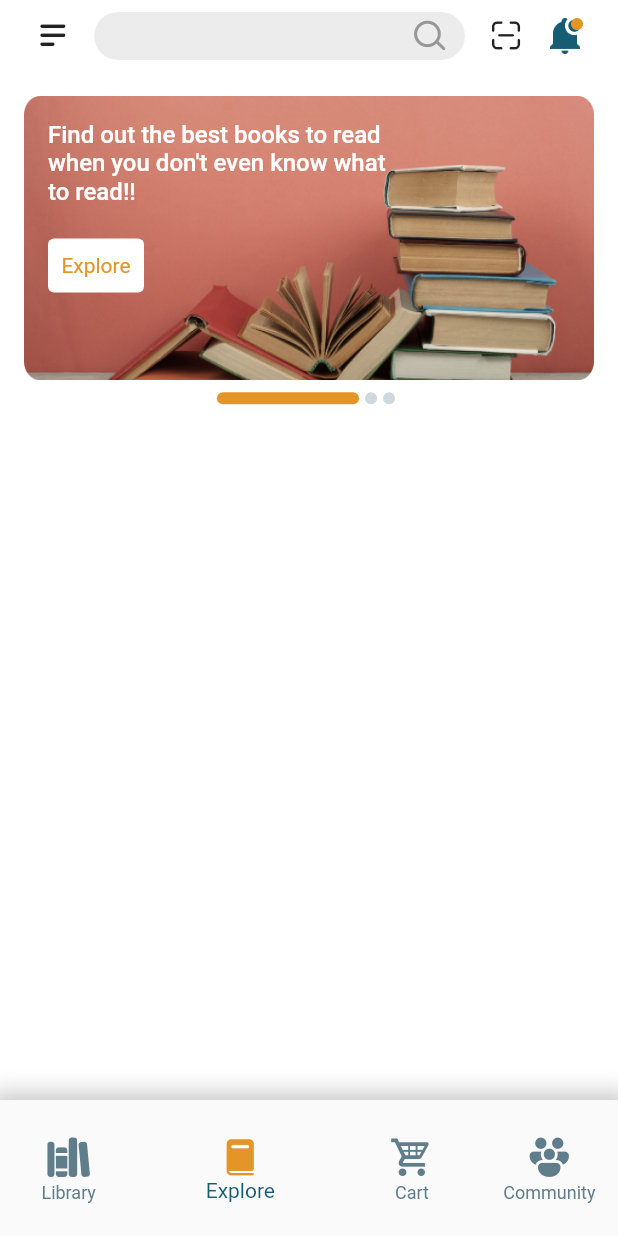
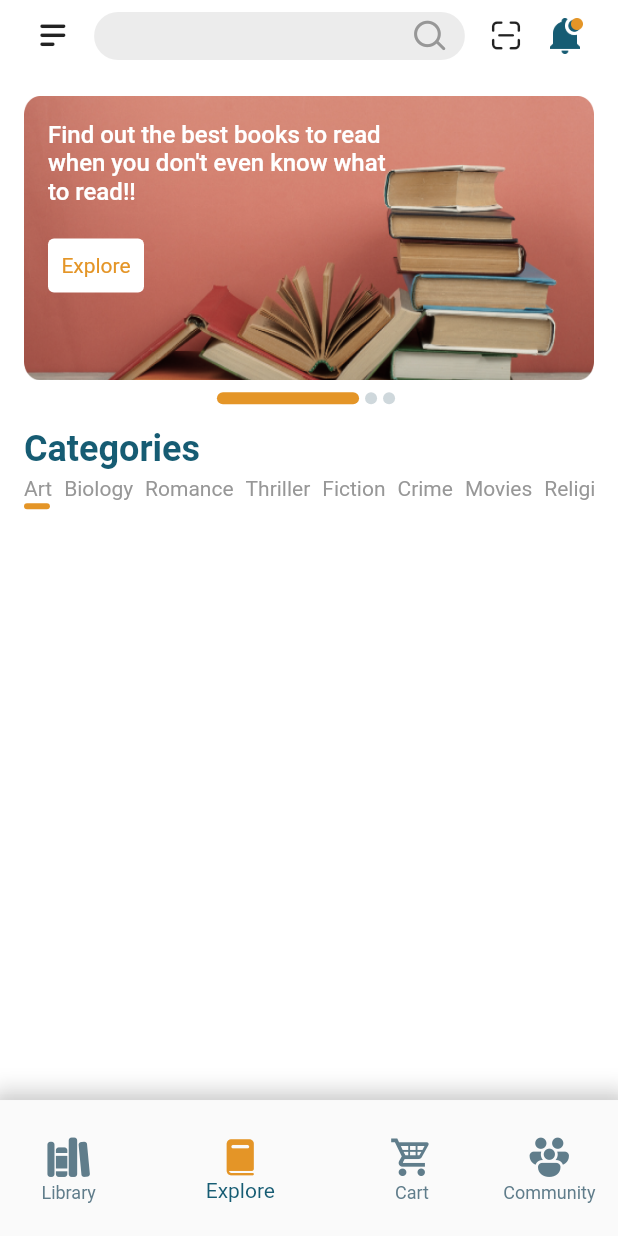
Before and after one commit to PouyAium/book_store, a Flutter app: the screen it shows after launch, item 2 of the bottom bar chosen, on a phone screen of 412 x 824 dp. Run offline on Flutter 3.47's test engine with Material 2 defaults, Android fonts, the phone set to English and light mode, and no system bars; drawn by our look-alikes of carousel_slider; our stand-ins replace dotted_border.

Commit message:
creating categories titles in explore screen

```diff
--- /dev/null
+++ b/lib/app/mock/categories.dart
@@ -0,0 +1,18 @@
+enum Categories {
+  art,
+  biology,
+  romance,
+  thriller,
+  fiction,
+  crime,
+  movies,
+  religious,
+}
+
+extension Capital on Categories {
+  String toUpperCase() => name.replaceRange(
+        0,
+        1,
+        name.substring(0, 1).toUpperCase(),
+      );
+}
--- a/lib/app/pages/explore/explore.dart
+++ b/lib/app/pages/explore/explore.dart
@@ -1,4 +1,7 @@
+import 'package:book_store/app/mock/categories.dart';
+import 'package:book_store/app/pages/explore/widgets/categories_list.dart';
 import 'package:book_store/app/pages/explore/widgets/poster.dart';
+import 'package:book_store/app/res/colors.dart';
 import 'package:book_store/app/res/dimensions.dart';
 import 'package:book_store/app/widgets/custom_app_bar.dart';
 import 'package:flutter/material.dart';
@@ -14,6 +17,7 @@ class ExplorePage extends StatefulWidget {
 
 class _ExplorePageState extends State<ExplorePage> {
   int sliderIndex = 0;
+  int categoryIndex = 0;
 
   @override
   Widget build(BuildContext context) {
@@ -24,7 +28,9 @@ class _ExplorePageState extends State<ExplorePage> {
         //* Custom App Bar
         SliverPadding(
           padding: const EdgeInsets.symmetric(
-              horizontal: Dimensions.small, vertical: Dimensions.small),
+            horizontal: Dimensions.small,
+            vertical: Dimensions.small,
+          ),
           sliver: SliverToBoxAdapter(
             child: CustomAppBar(size: size, flag: false),
           ),
@@ -53,6 +59,49 @@ class _ExplorePageState extends State<ExplorePage> {
             size: size,
           ),
         ),
+
+        const SliverPadding(
+          padding: EdgeInsets.only(
+            left: Dimensions.normal,
+            top: Dimensions.normal,
+          ),
+          sliver: SliverToBoxAdapter(
+            child: Text(
+              'Categories',
+              style: TextStyle(
+                color: AppColors.secondary,
+                fontSize: Dimensions.large,
+                fontWeight: FontWeight.bold,
+              ),
+            ),
+          ),
+        ),
+
+        //* Categories titles
+        SliverPadding(
+          padding: const EdgeInsets.symmetric(
+              horizontal: Dimensions.normal, vertical: Dimensions.xSmall),
+          sliver: SliverToBoxAdapter(
+            child: SizedBox(
+              height: size.height * 0.04,
+              child: ListView.builder(
+                scrollDirection: Axis.horizontal,
+                itemCount: Categories.values.length,
+                physics: const BouncingScrollPhysics(),
+                shrinkWrap: true,
+                itemBuilder: (BuildContext context, int index) {
+                  return CategoriesList(
+                    index: index,
+                    categoryIndex: categoryIndex,
+                    onTap: () => setState(
+                      () => categoryIndex = index,
+                    ),
+                  );
+                },
+              ),
+            ),
+          ),
+        ),
       ],
     );
   }
--- /dev/null
+++ b/lib/app/pages/explore/widgets/categories_list.dart
@@ -0,0 +1,73 @@
+import 'package:book_store/app/mock/categories.dart';
+import 'package:book_store/app/res/colors.dart';
+import 'package:book_store/app/res/dimensions.dart';
+import 'package:flutter/material.dart';
+
+class CategoriesList extends StatelessWidget {
+  const CategoriesList({
+    super.key,
+    required this.index,
+    required this.categoryIndex,
+    required this.onTap,
+  });
+
+  final int index;
+  final int categoryIndex;
+  final VoidCallback onTap;
+
+  @override
+  Widget build(BuildContext context) {
+    return InkWell(
+      overlayColor: const MaterialStatePropertyAll(AppColors.white),
+      onTap: onTap,
+      child: Column(
+        crossAxisAlignment: CrossAxisAlignment.start,
+        children: [
+          Padding(
+            padding: const EdgeInsets.only(
+              right: Dimensions.small,
+            ),
+            child: Text(
+              Categories.values[index].toUpperCase(),
+              style: const TextStyle(
+                color: AppColors.grey,
+              ),
+            ),
+          ),
+          if (categoryIndex == index)
+            Container(
+              margin: const EdgeInsets.only(
+                top: Dimensions.xxSmall,
+              ),
+              height: Dimensions.xSmall,
+              width: _textSize(
+                Categories.values[index].name,
+                const TextStyle(
+                  color: AppColors.grey,
+                ),
+              ).width,
+              decoration: BoxDecoration(
+                color: AppColors.primary,
+                borderRadius: BorderRadius.circular(
+                  Dimensions.normal,
+                ),
+              ),
+            ),
+        ],
+      ),
+    );
+  }
+
+  //* Get size of categories titles
+  Size _textSize(String text, TextStyle textStyle) {
+    final TextPainter textPainter = TextPainter(
+      text: TextSpan(text: text, style: textStyle),
+      maxLines: 1,
+      textDirection: TextDirection.ltr,
+    )..layout(
+        minWidth: 0,
+        maxWidth: double.infinity,
+      );
+    return textPainter.size;
+  }
+}
--- a/lib/app/pages/explore/widgets/poster.dart
+++ b/lib/app/pages/explore/widgets/poster.dart
@@ -84,6 +84,7 @@ class Poster extends StatelessWidget {
         autoPlayCurve: Curves.easeInOut,
         viewportFraction: 1,
         onPageChanged: onPageChanged,
-        ));
+      ),
+    );
   }
 }
--- a/lib/app/pages/home/home.dart
+++ b/lib/app/pages/home/home.dart
@@ -3,11 +3,9 @@ import 'package:book_store/app/mock/wishlists.dart';
 import 'package:book_store/app/models/library.dart';
 import 'package:book_store/app/models/wishlist.dart';
 import 'package:book_store/app/pages/home/widgets/library_list.dart';
-import 'package:book_store/app/pages/home/widgets/rating_bar.dart';
 import 'package:book_store/app/res/colors.dart';
 import 'package:book_store/app/res/dimensions.dart';
 import 'package:book_store/app/widgets/custom_app_bar.dart';
-import 'package:dotted_border/dotted_border.dart';
 import 'package:flutter/material.dart';
 
 import 'widgets/discover_more.dart';
```
Lines whose indentation alone changed are shown as unchanged.
